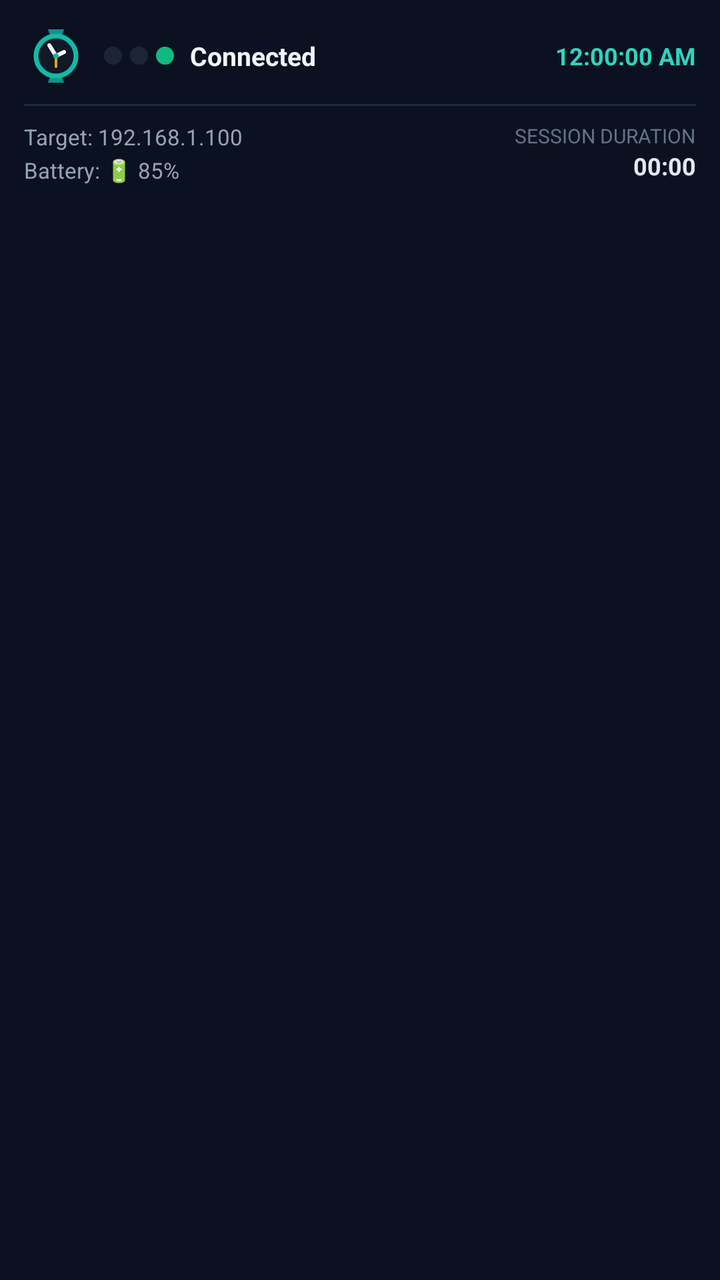
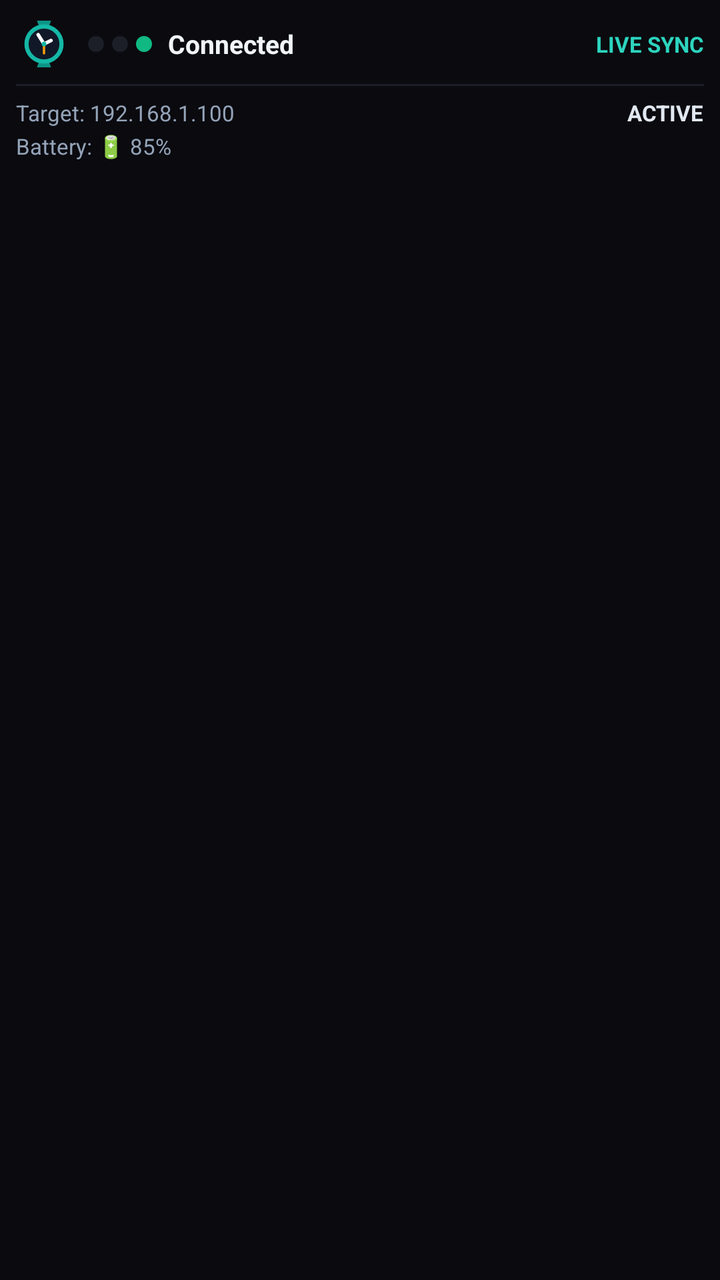

Compare the two renders of this Android layout. The source of the first and the diff that turns it into the second are given below.
<!-- AndroidManifest.xml: application theme Theme.PhoneLinkHub -->
<!-- res/layout/layout_notification_watch_expanded.xml -->
<?xml version="1.0" encoding="utf-8"?>
<LinearLayout xmlns:android="http://schemas.android.com/apk/res/android"
    android:id="@+id/notif_exp_root"
    android:layout_width="match_parent"
    android:layout_height="wrap_content"
    android:orientation="vertical"
    android:background="#FF0B1120"
    android:padding="12dp">

    
    <LinearLayout
        android:layout_width="match_parent"
        android:layout_height="wrap_content"
        android:orientation="horizontal"
        android:gravity="center_vertical">

        
        <ImageView
            android:id="@+id/notif_exp_watch_icon"
            android:layout_width="32dp"
            android:layout_height="32dp"
            android:src="@drawable/ic_watch_clock"
            android:contentDescription="Watch Clock" />

        
        <LinearLayout
            android:layout_width="wrap_content"
            android:layout_height="wrap_content"
            android:orientation="horizontal"
            android:gravity="center_vertical"
            android:layout_marginStart="8dp">

            <ImageView
                android:id="@+id/notif_exp_dot_red"
                android:layout_width="9dp"
                android:layout_height="9dp"
                android:src="@drawable/shape_dot_dim" />

            <ImageView
                android:id="@+id/notif_exp_dot_yellow"
                android:layout_width="9dp"
                android:layout_height="9dp"
                android:layout_marginStart="4dp"
                android:src="@drawable/shape_dot_dim" />

            <ImageView
                android:id="@+id/notif_exp_dot_green"
                android:layout_width="9dp"
                android:layout_height="9dp"
                android:layout_marginStart="4dp"
                android:src="@drawable/shape_dot_green" />
        </LinearLayout>

        
        <TextView
            android:id="@+id/notif_exp_status_title"
            android:layout_width="0dp"
            android:layout_height="wrap_content"
            android:layout_weight="1"
            android:layout_marginStart="8dp"
            android:singleLine="true"
            android:ellipsize="end"
            android:textColor="#FFF1F5F9"
            android:textSize="13sp"
            android:textStyle="bold"
            android:text="Connected" />

        
        <TextClock
            android:id="@+id/notif_exp_text_clock"
            android:layout_width="wrap_content"
            android:layout_height="wrap_content"
            android:format12Hour="hh:mm:ss a"
            android:format24Hour="HH:mm:ss"
            android:textColor="#FF2DD4BF"
            android:textSize="12sp"
            android:textStyle="bold" />
    </LinearLayout>

    
    <View
        android:layout_width="match_parent"
        android:layout_height="1dp"
        android:layout_marginTop="8dp"
        android:layout_marginBottom="8dp"
        android:background="#FF1E293B" />

    
    <LinearLayout
        android:layout_width="match_parent"
        android:layout_height="wrap_content"
        android:orientation="horizontal">

        
        <LinearLayout
            android:layout_width="0dp"
            android:layout_height="wrap_content"
            android:layout_weight="1"
            android:orientation="vertical">

            <TextView
                android:id="@+id/notif_exp_server"
                android:layout_width="match_parent"
                android:layout_height="wrap_content"
                android:singleLine="true"
                android:ellipsize="end"
                android:textColor="#FF94A3B8"
                android:textSize="11sp"
                android:text="Target: 192.168.1.100" />

            <TextView
                android:id="@+id/notif_exp_battery"
                android:layout_width="match_parent"
                android:layout_height="wrap_content"
                android:layout_marginTop="2dp"
                android:singleLine="true"
                android:textColor="#FF94A3B8"
                android:textSize="11sp"
                android:text="Battery: 🔋 85%" />
        </LinearLayout>

        
        <LinearLayout
            android:layout_width="wrap_content"
            android:layout_height="wrap_content"
            android:orientation="vertical"
            android:gravity="end">

            <TextView
                android:layout_width="wrap_content"
                android:layout_height="wrap_content"
                android:textColor="#FF64748B"
                android:textSize="10sp"
                android:text="SESSION DURATION" />

            <Chronometer
                android:id="@+id/notif_exp_chronometer"
                android:layout_width="wrap_content"
                android:layout_height="wrap_content"
                android:textColor="#FFE2E8F0"
                android:textSize="12sp"
                android:textStyle="bold" />
        </LinearLayout>
    </LinearLayout>
</LinearLayout>
<!-- resources referenced by this layout -->
<resources>
  <!-- drawable ic_watch_clock (drawable) -->
  <vector xmlns:android="http://schemas.android.com/apk/res/android"
      android:width="24dp"
      android:height="24dp"
      android:viewportWidth="24"
      android:viewportHeight="24">
      
      <path
          android:fillColor="#FF0D9488"
          android:pathData="M 9,2 L 15,2 L 14,5 L 10,5 Z M 9,22 L 15,22 L 14,19 L 10,19 Z" />
      
      <path
          android:strokeColor="#FF14B8A6"
          android:strokeWidth="1.8"
          android:fillColor="#FF111827"
          android:pathData="M 12,4.5 A 7.5,7.5 0 1,0 12,19.5 A 7.5,7.5 0 1,0 12,4.5 Z" />
      
      <path
          android:strokeColor="#FFFFFFFF"
          android:strokeWidth="1.5"
          android:strokeLineCap="round"
          android:pathData="M 12,12 L 9.5,8 M 12,12 L 15,10.5" />
      <path
          android:strokeColor="#FFF59E0B"
          android:strokeWidth="1"
          android:strokeLineCap="round"
          android:pathData="M 12,12 L 12,16" />
      
      <path
          android:fillColor="#FF14B8A6"
          android:pathData="M 12,11 A 1,1 0 1,0 12,13 A 1,1 0 1,0 12,11 Z" />
  </vector>
  <!-- drawable shape_dot_dim (drawable) -->
  <?xml version="1.0" encoding="utf-8"?>
  <shape xmlns:android="http://schemas.android.com/apk/res/android"
      android:shape="oval">
      <solid android:color="#3364748B" />
      <size android:width="10dp" android:height="10dp" />
  </shape>
  <!-- drawable shape_dot_green (drawable) -->
  <?xml version="1.0" encoding="utf-8"?>
  <shape xmlns:android="http://schemas.android.com/apk/res/android"
      android:shape="oval">
      <solid android:color="#FF10B981" />
      <size android:width="10dp" android:height="10dp" />
  </shape>
  <style name="Theme.PhoneLinkHub" parent="Theme.Material3.Dark.NoActionBar">
          <item name="colorPrimary">@color/indigo</item>
          <item name="colorPrimaryDark">@color/indigo_dark</item>
          <item name="colorAccent">@color/indigo</item>
          <item name="android:windowBackground">@color/background</item>
          <item name="android:statusBarColor">@color/background</item>
          <item name="android:navigationBarColor">@color/surface</item>
      </style>
  <color name="indigo">#FF6366F1</color>
  <color name="indigo_dark">#FF4F46E5</color>
  <color name="background">#FF0A0A0F</color>
  <color name="surface">#FF141419</color>
</resources>

<!-- the commit's change to res/layout/layout_notification_watch_expanded.xml (unified diff, before → after) -->
@@ -4,8 +4,7 @@
     android:layout_width="match_parent"
     android:layout_height="wrap_content"
     android:orientation="vertical"
-    android:background="#FF0B1120"
-    android:padding="12dp">
+    android:padding="8dp">
 
     
     <LinearLayout
@@ -17,8 +16,8 @@
         
         <ImageView
             android:id="@+id/notif_exp_watch_icon"
-            android:layout_width="32dp"
-            android:layout_height="32dp"
+            android:layout_width="28dp"
+            android:layout_height="28dp"
             android:src="@drawable/ic_watch_clock"
             android:contentDescription="Watch Clock" />
 
@@ -32,21 +31,21 @@
 
             <ImageView
                 android:id="@+id/notif_exp_dot_red"
-                android:layout_width="9dp"
-                android:layout_height="9dp"
+                android:layout_width="8dp"
+                android:layout_height="8dp"
                 android:src="@drawable/shape_dot_dim" />
 
             <ImageView
                 android:id="@+id/notif_exp_dot_yellow"
-                android:layout_width="9dp"
-                android:layout_height="9dp"
+                android:layout_width="8dp"
+                android:layout_height="8dp"
                 android:layout_marginStart="4dp"
                 android:src="@drawable/shape_dot_dim" />
 
             <ImageView
                 android:id="@+id/notif_exp_dot_green"
-                android:layout_width="9dp"
-                android:layout_height="9dp"
+                android:layout_width="8dp"
+                android:layout_height="8dp"
                 android:layout_marginStart="4dp"
                 android:src="@drawable/shape_dot_green" />
         </LinearLayout>
@@ -66,24 +65,23 @@
             android:text="Connected" />
 
         
-        <TextClock
-            android:id="@+id/notif_exp_text_clock"
+        <TextView
+            android:id="@+id/notif_exp_badge"
             android:layout_width="wrap_content"
             android:layout_height="wrap_content"
-            android:format12Hour="hh:mm:ss a"
-            android:format24Hour="HH:mm:ss"
             android:textColor="#FF2DD4BF"
-            android:textSize="12sp"
-            android:textStyle="bold" />
+            android:textSize="11sp"
+            android:textStyle="bold"
+            android:text="LIVE SYNC" />
     </LinearLayout>
 
     
     <View
         android:layout_width="match_parent"
         android:layout_height="1dp"
-        android:layout_marginTop="8dp"
-        android:layout_marginBottom="8dp"
-        android:background="#FF1E293B" />
+        android:layout_marginTop="6dp"
+        android:layout_marginBottom="6dp"
+        android:background="#3364748B" />
 
     
     <LinearLayout
@@ -127,19 +125,13 @@
             android:gravity="end">
 
             <TextView
-                android:layout_width="wrap_content"
-                android:layout_height="wrap_content"
-                android:textColor="#FF64748B"
-                android:textSize="10sp"
-                android:text="SESSION DURATION" />
-
-            <Chronometer
                 android:id="@+id/notif_exp_chronometer"
                 android:layout_width="wrap_content"
                 android:layout_height="wrap_content"
                 android:textColor="#FFE2E8F0"
-                android:textSize="12sp"
-                android:textStyle="bold" />
+                android:textSize="11sp"
+                android:textStyle="bold"
+                android:text="ACTIVE" />
         </LinearLayout>
     </LinearLayout>
 </LinearLayout>
